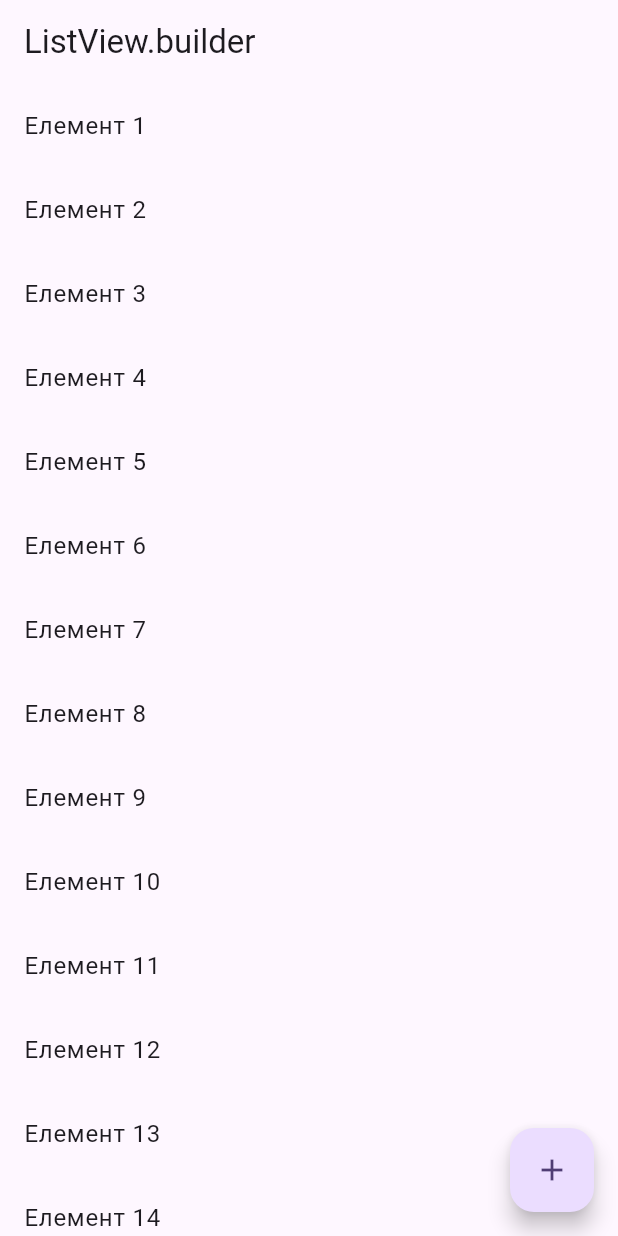
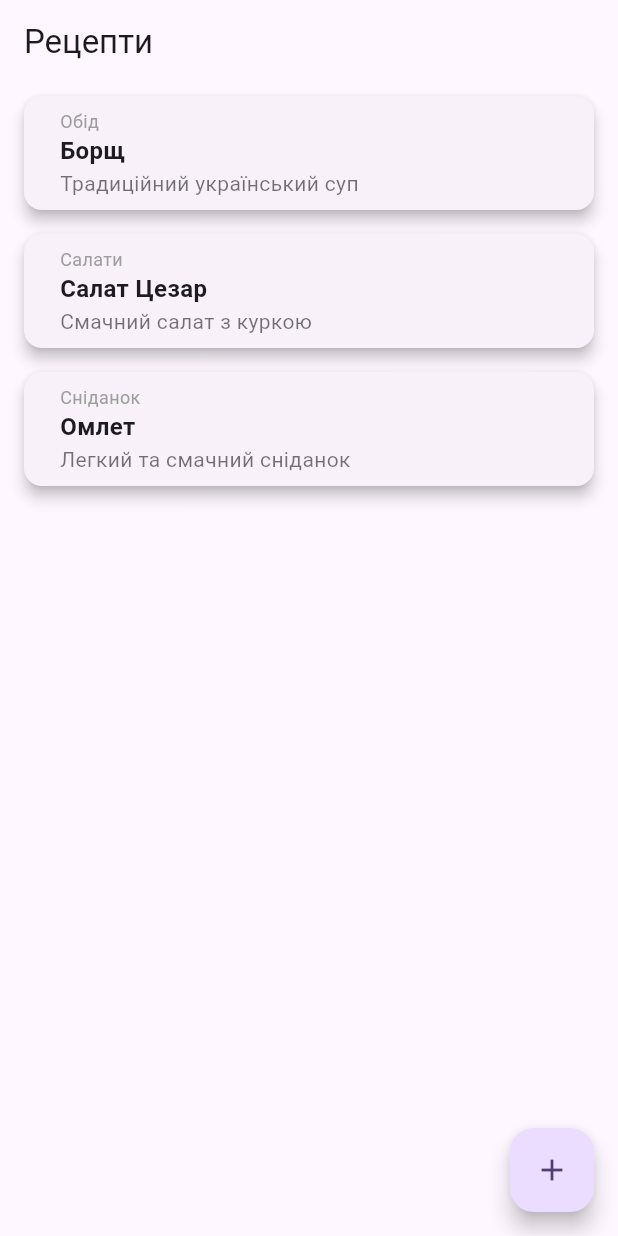
Before and after one commit to Spartakm67/flutter_home_work9, a Flutter app: the screen it shows after launch, on a phone screen of 412 x 824 dp. Run offline on Flutter 3.47's test engine with Material 3 defaults, Android fonts, the phone set to English and light mode, and no system bars.

Commit message:
RecipeListPage updated

```diff
--- a/lib/main.dart
+++ b/lib/main.dart
@@ -1,6 +1,5 @@
 import 'package:flutter/material.dart';
 import 'package:flutter_home_work9/screens/recipe_list_screen.dart';
-import 'package:flutter_home_work9/widgets/recipe_item.dart';
 
 void main() {
   runApp(const MyApp());
@@ -19,7 +18,7 @@ class MyApp extends StatelessWidget {
         useMaterial3: true,
       ),
       // home: BuilderListView(),
-      home: RecipeList(),
+      home: const RecipeListPage(),
     );
   }
 }
--- a/lib/screens/recipe_list_screen.dart
+++ b/lib/screens/recipe_list_screen.dart
@@ -1,25 +1,24 @@
 import 'package:flutter/material.dart';
+import 'package:flutter_home_work9/repository/repository.dart';
+import 'package:flutter_home_work9/widgets/recipe_item.dart';
 
-class RecipeList extends StatelessWidget {
-  final List<String> items =
-  List.generate(50, (index) => 'Елемент ${index + 1}');
-
-  RecipeList({super.key});
+class RecipeListPage extends StatelessWidget {
+  const RecipeListPage({super.key});
 
   @override
   Widget build(BuildContext context) {
+
+    final recipes = Repository.getAllRecipes();
+
     return Scaffold(
       appBar: AppBar(
-        title: const Text('ListView.builder'),
+        title: const Text('Рецепти'),
       ),
       body: ListView.builder(
-        itemCount: items.length,
+        itemCount: recipes.length,
         itemBuilder: (context, index) {
-          return ListTile(
-            title: Text(
-                items[index]
-            ),
-          );
+          final recipe = recipes[index];
+          return RecipeCard(recipe: recipe);
         },
       ),
       floatingActionButton: FloatingActionButton(
--- a/lib/widgets/recipe_item.dart
+++ b/lib/widgets/recipe_item.dart
@@ -0,0 +1,61 @@
+import 'package:flutter/material.dart';
+import 'package:flutter_home_work9/models/recipe.dart';
+
+class RecipeCard extends StatelessWidget {
+  final Recipe recipe;
+
+  const RecipeCard({super.key,
+    required this.recipe,
+  });
+
+  @override
+  Widget build(BuildContext context) {
+    return Card(
+      elevation: 4,
+      margin: const EdgeInsets.symmetric(vertical: 8, horizontal: 16),
+      child: Padding(
+        padding: const EdgeInsets.all(8.0),
+        child: Row(
+          children: [
+
+            // ClipRRect(
+            //   borderRadius: BorderRadius.circular(8),
+            //   child: Image.asset(
+            //     'assets/images/placeholder.jpg',
+            //     width: 60,
+            //     height: 60,
+            //     fit: BoxFit.cover,
+            //   ),
+            // ),
+            const SizedBox(width: 16),
+
+            Expanded(
+              child: Column(
+                crossAxisAlignment: CrossAxisAlignment.start,
+                children: [
+                  Text(
+                    recipe.category,
+                    style: const TextStyle(fontSize: 12, color: Colors.grey),
+                  ),
+                  Text(
+                    recipe.title,
+                    style: const TextStyle(
+                      fontSize: 16,
+                      fontWeight: FontWeight.bold,
+                    ),
+                  ),
+                  Text(
+                    recipe.description,
+                    maxLines: 2,
+                    overflow: TextOverflow.ellipsis,
+                    style: const TextStyle(fontSize: 14, color: Colors.black54),
+                  ),
+                ],
+              ),
+            ),
+          ],
+        ),
+      ),
+    );
+  }
+}
```
